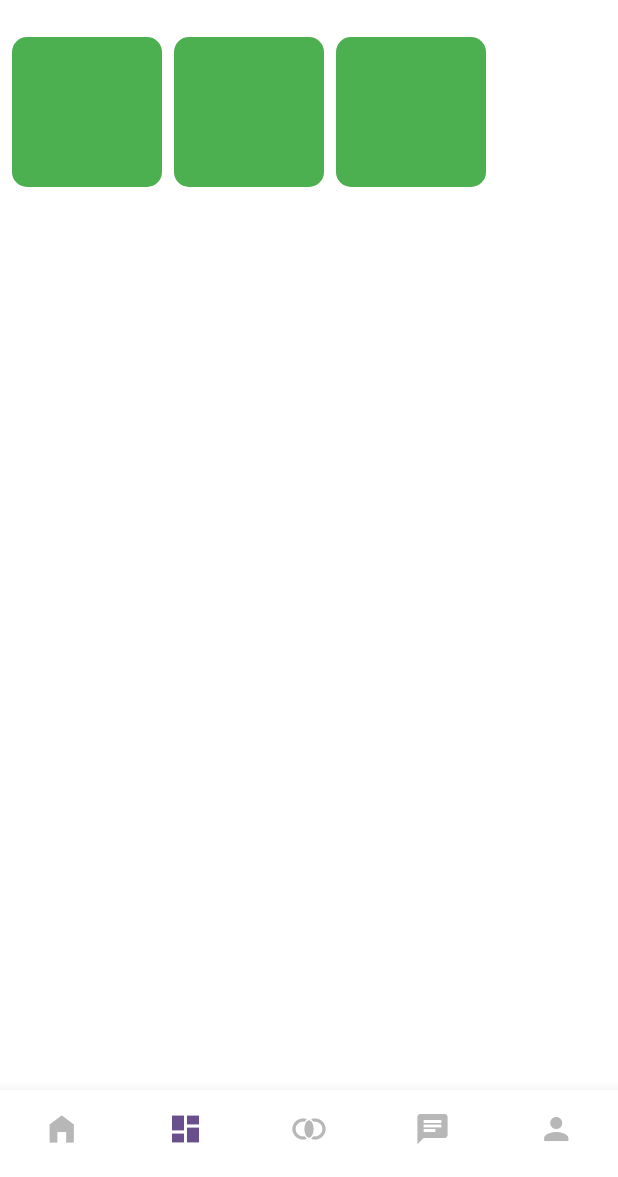
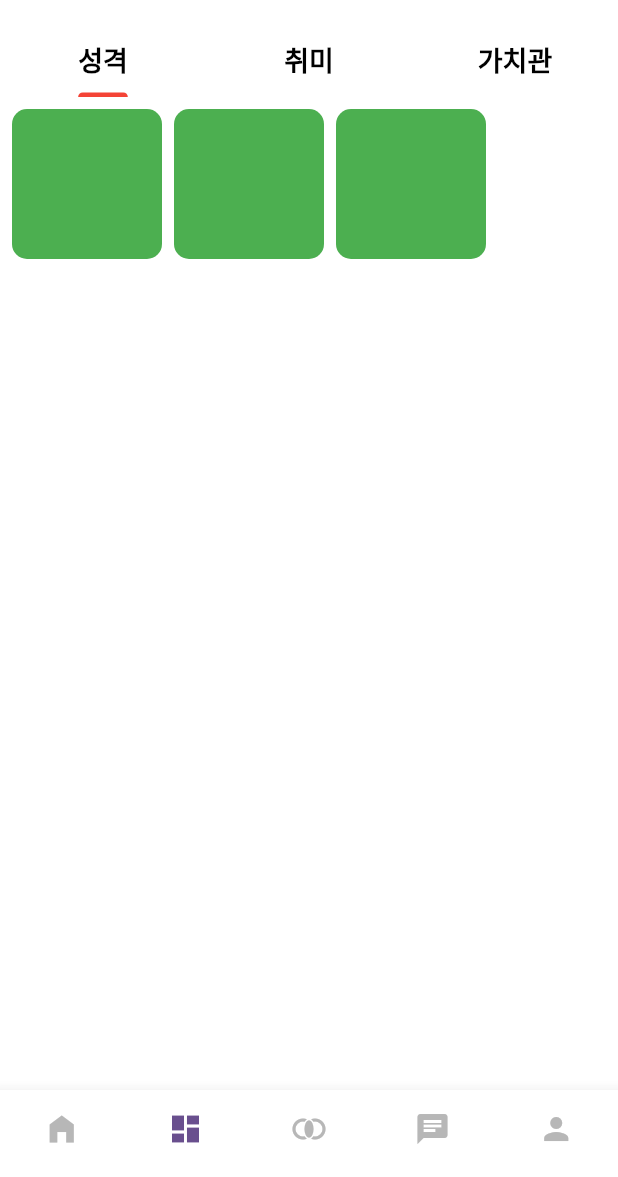
Before and after one commit to NAIMJAE/pingo_front, a Flutter app: the screen it shows after launch, item 2 of the bottom bar chosen, on a phone screen of 412 x 824 dp, the part 59-1236 px from its top. Run offline on Flutter 3.47's test engine with Material 3 defaults, Android fonts, the phone set to English and light mode, and no system bars; our stand-ins replace google_fonts, logger.

Commit message:
01.21 keyword page

```diff
--- /dev/null
+++ b/lib/models/keyword_model/keyword_cate.dart
@@ -0,0 +1,17 @@
+class KeywordCate {
+  String keywordCateNo;
+  String keywordCateName;
+
+  KeywordCate({required this.keywordCateNo, required this.keywordCateName});
+
+  @override
+  String toString() {
+    return 'KeywordCate{keywordCateNo: $keywordCateNo, keywordCateName: $keywordCateName}';
+  }
+}
+
+List<KeywordCate> keywordCateList = [
+  KeywordCate(keywordCateNo: 'kc11', keywordCateName: '성격'),
+  KeywordCate(keywordCateNo: 'kc22', keywordCateName: '취미'),
+  KeywordCate(keywordCateNo: 'kc33', keywordCateName: '가치관'),
+];
--- a/lib/pages/keyword_page/keyword_page.dart
+++ b/lib/pages/keyword_page/keyword_page.dart
@@ -1,25 +1,72 @@
 import 'package:flutter/material.dart';
+import 'package:pingo_font/models/keyword_model/keyword_cate.dart';
 
-class KeywordPage extends StatelessWidget {
+class KeywordPage extends StatefulWidget {
   const KeywordPage({super.key});
+
+  @override
+  State<KeywordPage> createState() => _KeywordPageState();
+}
+
+class _KeywordPageState extends State<KeywordPage>
+    with SingleTickerProviderStateMixin {
+  late TabController _tabController;
+  List<KeywordCate> cateList = [];
+
+  @override
+  void initState() {
+    super.initState();
+    cateList = keywordCateList;
+    _tabController = TabController(length: cateList.length, vsync: this);
+  }
 
   @override
   Widget build(BuildContext context) {
     return Scaffold(
-      body: Padding(
-        padding: const EdgeInsets.all(8.0),
-        child: Column(
-          children: [
-            Wrap(
-              spacing: 8.0,
+      body: Column(
+        children: [
+          TabBar(
+            padding: EdgeInsets.zero,
+            controller: _tabController,
+            tabs: [
+              ...List.generate(
+                cateList.length,
+                (index) => _keywordTab(cateList[index].keywordCateName),
+              ),
+            ],
+          ),
+          Expanded(
+            child: TabBarView(
+              controller: _tabController,
               children: [
-                box(),
-                box(),
-                box(),
+                ...List.generate(
+                  cateList.length,
+                  (index) => _keywordTabView(),
+                )
               ],
-            )
-          ],
-        ),
+            ),
+          )
+        ],
+      ),
+    );
+  }
+
+  Widget _keywordTab(text) {
+    return Tab(
+      child: Text(text, style: Theme.of(context).textTheme.headlineMedium),
+    );
+  }
+
+  Widget _keywordTabView() {
+    return Padding(
+      padding: const EdgeInsets.all(8.0),
+      child: Wrap(
+        spacing: 8.0,
+        children: [
+          box(),
+          box(),
+          box(),
+        ],
       ),
     );
   }
```
Also changed, not shown: lib/models/keyword_model/keyword.dart (added, +29 -0 lines).
